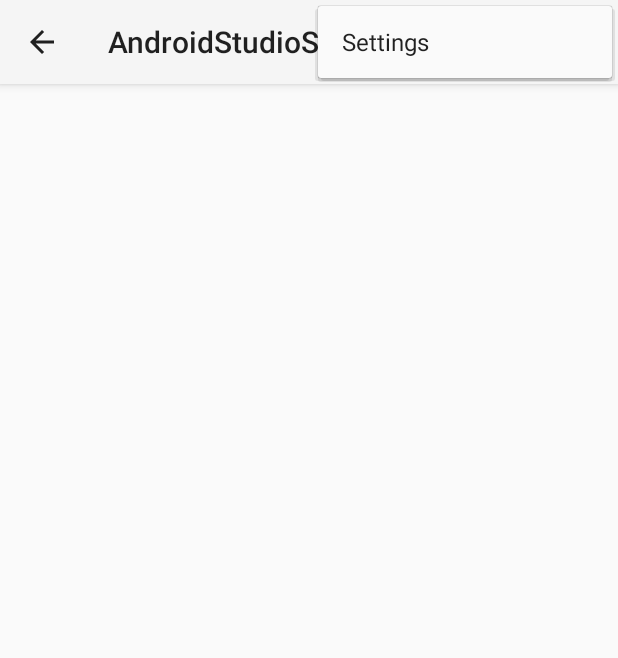
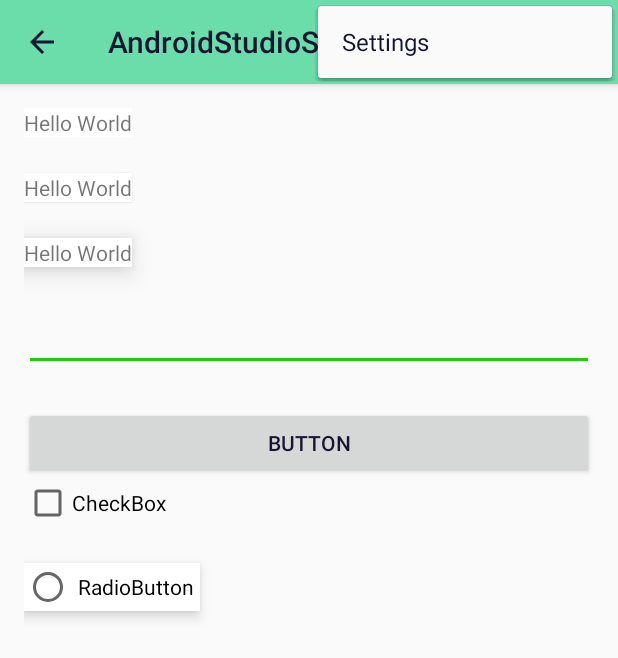
Before and after one commit to 3dmg/AndroidStudioSandbox, an Android app: the screen it shows after launch (HomeActivity), with the options menu open, on a phone screen of 412 x 824 dp. Shown: the top 658 px of the screen. Run offline under Robolectric (Android 15) with nearby library versions, the phone set to English and light mode, and no system bars; 2 statements that could not run were skipped.

Commit message:
color tests

```diff
--- a/mobile/src/main/res/layout/fragment_home.xml
+++ b/mobile/src/main/res/layout/fragment_home.xml
@@ -1,4 +1,4 @@
-<RelativeLayout xmlns:android="http://schemas.android.com/apk/res/android"
+<LinearLayout xmlns:android="http://schemas.android.com/apk/res/android"
     xmlns:tools="http://schemas.android.com/tools"
     android:layout_width="match_parent"
     android:layout_height="match_parent"
@@ -6,11 +6,61 @@
     android:paddingRight="@dimen/activity_horizontal_margin"
     android:paddingTop="@dimen/activity_vertical_margin"
     android:paddingBottom="@dimen/activity_vertical_margin"
+    android:orientation="vertical"
     tools:context=".HomeActivity$PlaceholderFragment">
 
     <TextView
-        android:id="@+id/section_label"
+        android:text="@string/hello_world"
+        android:layout_width="wrap_content"
+        android:background="#ffffff"
+
+        android:layout_height="wrap_content" />
+
+    <TextView
+        android:layout_marginTop="24dp"
+        android:text="@string/hello_world"
+        android:layout_width="wrap_content"
+        android:elevation="1dp"
+        android:background="#ffffff"
+        android:layout_height="wrap_content" />
+
+    <TextView
+        android:text="@string/hello_world"
+        android:layout_marginTop="24dp"
+        android:elevation="10dp"
+        android:background="#ffffff"
         android:layout_width="wrap_content"
         android:layout_height="wrap_content" />
 
-</RelativeLayout>
+
+    <EditText
+        android:layout_marginTop="24dp"
+        android:layout_width="match_parent"
+        android:layout_height="wrap_content" />
+
+    <Button
+        android:layout_marginTop="24dp"
+        android:layout_width="match_parent"
+        android:text="Button"
+
+        android:layout_height="wrap_content" />
+
+    <CheckBox
+        android:layout_width="wrap_content"
+        android:text="CheckBox"
+        android:layout_height="wrap_content" />
+
+    <RadioButton
+        android:layout_marginTop="24dp"
+        android:text="RadioButton"
+        android:elevation="5dp"
+        android:background="#ffffff"
+        android:padding="4dp"
+        android:layout_width="wrap_content"
+        android:layout_height="wrap_content" />
+
+    <ImageView android:id="@+id/imageview"
+        android:layout_width="wrap_content"
+        android:layout_height="wrap_content" />
+
+</LinearLayout>
--- a/mobile/src/main/res/values-v21/styles.xml
+++ b/mobile/src/main/res/values-v21/styles.xml
@@ -1,5 +1,17 @@
 <?xml version="1.0" encoding="utf-8"?>
 <resources>
     <style name="AppTheme" parent="android:Theme.Material.Light">
+
+        <!--   your app's branding color (for the app bar) -->
+        <item name="android:colorPrimary">#ff6addaa</item>
+        <!--   darker variant of colorPrimary (for status bar, contextual app bars) -->
+        <item name="android:colorPrimaryDark">#ff393a80</item>
+        <!--   theme UI controls like checkboxes and text fields -->
+        <item name="android:colorAccent">#ff24ca13</item>
+
+        <item name="android:textColorPrimary">#ff141632</item>
+
+        <item name="android:colorControlHighlight">#0000AA</item>
+
     </style>
 </resources>
--- a/mobile/src/main/res/values/strings.xml
+++ b/mobile/src/main/res/values/strings.xml
@@ -9,5 +9,6 @@
     <string name="navigation_drawer_close">Close navigation drawer</string>
     <string name="action_example">Example action</string>
     <string name="action_settings">Settings</string>
+    <string name="hello_world">Hello World</string>
 
 </resources>
```
